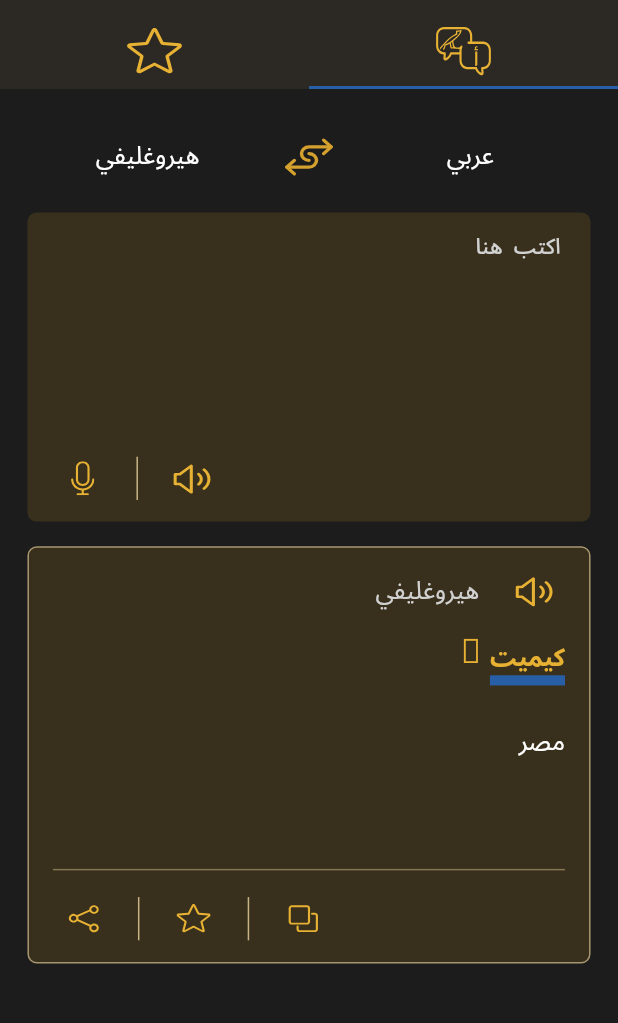
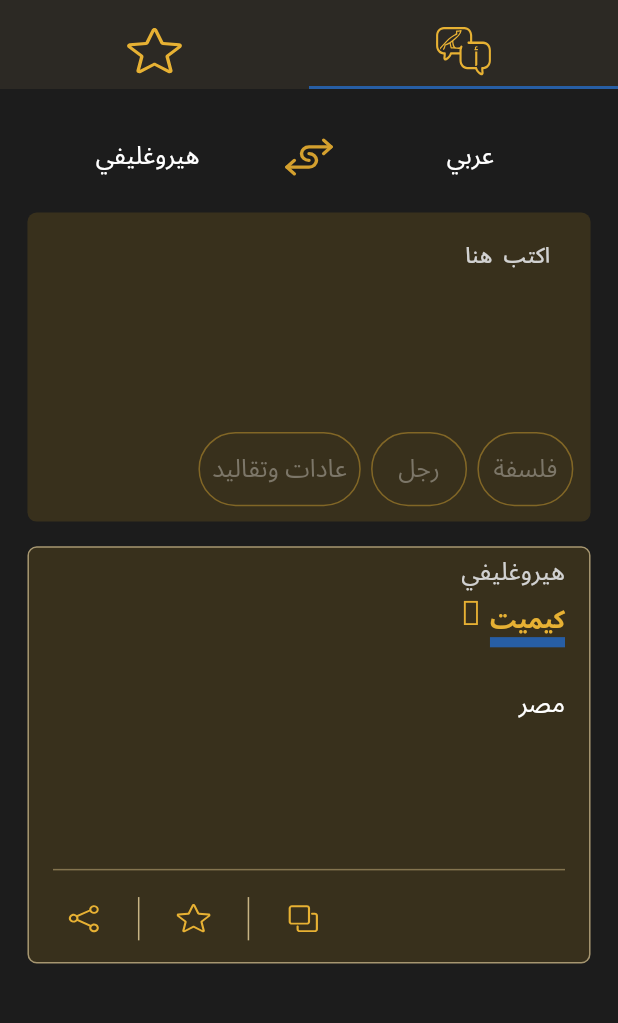
Before and after one commit to bastet00/bastet-app, a Flutter app: the screen it shows after launch, after a tap on "تخطي", on a phone screen of 412 x 824 dp, the part 67-1090 px from its top. Run offline on Flutter 3.47's test engine with Material 3 defaults, Android fonts, the phone set to English and light mode, and no system bars; our stand-ins replace dartz, easy_localization, equatable, extended_image, flutter_bloc, flutter_screenutil and 3 more; missing offline and left inert: data_connection_checker_nulls, http_interceptor.

Commit message:
Add Suggestions section & Hide audio & mic icons

```diff
--- a/lib/app/utils/app_colors.dart
+++ b/lib/app/utils/app_colors.dart
@@ -15,6 +15,8 @@ class AppColors{
   static const color84744F = Color(0xFF84744F);
   static const colorA69670 = Color(0xFFA69670);
   static const iconsColor = Color(0xFFD4A02E);
+  static const suggestionsBorderColor = Color(0x6BE7B133);
+  static const suggestionsTextColor = Color(0xFF7C7668);
 
   static const red = Color(0xffEB5757);
   static const hint = Color(0xFFD1D1D1);
--- a/lib/features/translation_feature/presentation/screens/translation_body.dart
+++ b/lib/features/translation_feature/presentation/screens/translation_body.dart
@@ -59,7 +59,7 @@ class TranslationBody extends StatelessWidget {
           ),
           12.verticalSpace,
           Container(
-            padding: EdgeInsets.symmetric(horizontal: 4.w, vertical: 4.h),
+            padding: EdgeInsets.symmetric(horizontal: 10.w, vertical: 10.h),
             height: 200.h,
             decoration: BoxDecoration(
               color: AppColors.containerColor,
@@ -69,40 +69,57 @@ class TranslationBody extends StatelessWidget {
               children: [
                 const CustomFormField(
                   hint: 'اكتب  هنا',
-                  minLines: 2,
+                  minLines: 5,
                   maxLines: 5,
                 ),
                 const Spacer(),
-                SizedBox(
-                  height: 48.h,
-                  child: Row(
-                    mainAxisAlignment: MainAxisAlignment.end,
+                Row(
+                  children: List.generate(3, (index) {
+                    return
+                      Row(
                         children: [
                           CustomTextButton(
+                            color: AppColors.suggestionsBorderColor,
+                            titleColor: AppColors.suggestionsTextColor,
+                            title: index == 0 ? 'فلسفة' : index == 1 ?'رجل' : 'عادات وتقاليد',
+                            outlined: true,
                             onPressed: () {},
-                        icon: ImageWidget(
-                          imageUrl: AppAssets.audio,
-                          width: 24.w,
-                          height: 20.h,
                           ),
+                          6.horizontalSpace,
+                        ],
+                      );
+                  }),
                 ),
-                      VerticalDivider(
-                        width: 8.w,
-                        color: AppColors.colorC7B384,
-                        indent: 10.h,
-                        endIndent: 10.h,
-                      ),
-                      CustomTextButton(
-                        onPressed: () {},
-                        icon: ImageWidget(
-                          imageUrl: AppAssets.microphone,
-                          width: 14.w,
-                          height: 22.h,
-                        ),
-                      ),
-                    ],
-                  ),
-                ),
+                // SizedBox(
+                //   height: 48.h,
+                //   child: Row(
+                //     mainAxisAlignment: MainAxisAlignment.end,
+                //     children: [
+                //       CustomTextButton(
+                //         onPressed: () {},
+                //         icon: ImageWidget(
+                //           imageUrl: AppAssets.audio,
+                //           width: 24.w,
+                //           height: 20.h,
+                //         ),
+                //       ),
+                //       VerticalDivider(
+                //         width: 8.w,
+                //         color: AppColors.colorC7B384,
+                //         indent: 10.h,
+                //         endIndent: 10.h,
+                //       ),
+                //       CustomTextButton(
+                //         onPressed: () {},
+                //         icon: ImageWidget(
+                //           imageUrl: AppAssets.microphone,
+                //           width: 14.w,
+                //           height: 22.h,
+                //         ),
+                //       ),
+                //     ],
+                //   ),
+                // ),
               ],
             ),
           ),
@@ -120,20 +137,24 @@ class TranslationBody extends StatelessWidget {
               children: [
                 Row(
                   children: [
-                    CustomTextButton(
-                      onPressed: () {},
-                      icon: ImageWidget(
-                        imageUrl: AppAssets.audio,
-                        width: 24.w,
-                        height: 20.h,
-                      ),
-                    ),
-                    4.horizontalSpace,
-                    TextWidget(
-                      title: 'هيروغليفي',
+                    // CustomTextButton(
+                    //   onPressed: () {},
+                    //   icon: ImageWidget(
+                    //     imageUrl: AppAssets.audio,
+                    //     width: 24.w,
+                    //     height: 20.h,
+                    //   ),
+                    // ),
+                    10.horizontalSpace,
+                    BlocBuilder<TranslationCubit, TranslationState>(
+                      builder: (context, state) {
+                        return TextWidget(
+                          title: TranslationCubit.get().fromArabic ? 'هيروغليفي' : 'عربي',
                           fontWeight: FontWeight.w400,
                           fontSize: 16.sp,
                           color: AppColors.hint,
+                        );
+                      },
                     ),
                   ],
                 ),
```
Lines whose indentation alone changed are shown as unchanged.
